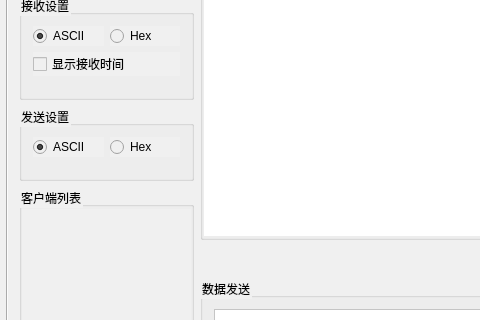
HangYongmao/NetDebugTools, file mainwindow.ui: the form before one commit; both pictures show x 0 to 480 and y 167 to 487 of the 800 by 600 pixel window.
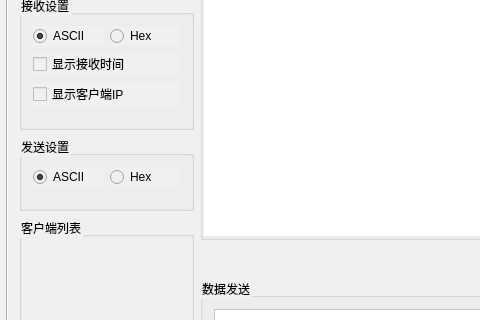
The form after the commit. Icons and pictures are not drawn.

Commit message: TCP Server增加显示来源客户端

Diff of the .ui file:
```diff
--- a/mainwindow.ui
+++ b/mainwindow.ui
@@ -609,6 +609,13 @@
                </property>
               </widget>
              </item>
+             <item>
+              <widget class="QCheckBox" name="checkBox_Server_For_Client">
+               <property name="text">
+                <string>显示客户端IP</string>
+               </property>
+              </widget>
+             </item>
              <item>
               <spacer name="verticalSpacer_3">
                <property name="orientation">
```
The commit also changes 2 other files.
